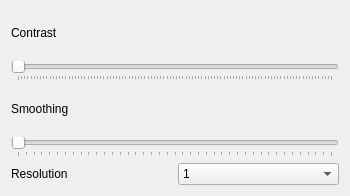
Old version of the form views/improveimage.ui in the repository tmramalho/bigCellBrotherGUI.
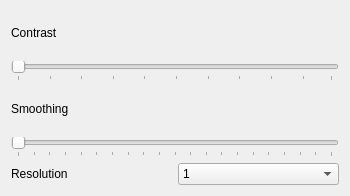
New version of the form.

```diff
--- a/views/improveimage.ui
+++ b/views/improveimage.ui
@@ -44,6 +44,9 @@
        <property name="tickPosition">
         <enum>QSlider::TicksBelow</enum>
        </property>
+       <property name="tickInterval">
+        <number>10</number>
+       </property>
       </widget>
      </item>
      <item row="5" column="0" colspan="2">
@@ -52,7 +55,7 @@
         <number>1</number>
        </property>
        <property name="maximum">
-        <number>81</number>
+        <number>41</number>
        </property>
        <property name="singleStep">
         <number>2</number>
```
